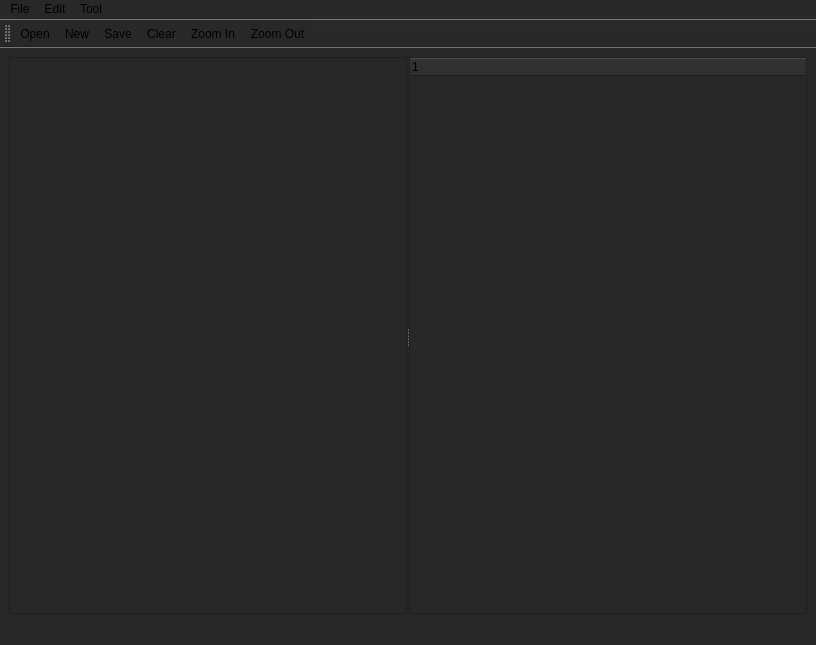
Qt form mainwindow.ui (slip-slap/graphical_model) before a commit.
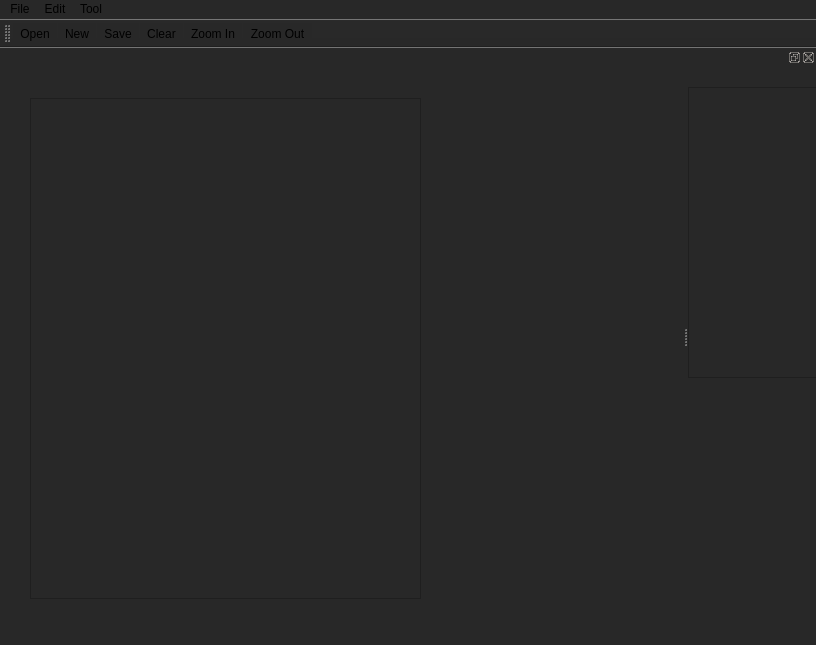
The same form after that commit. Icons and pictures are not drawn. Custom widgets are drawn as their Qt base class.

What changed in the file:
```diff
--- a/mainwindow.ui
+++ b/mainwindow.ui
@@ -29,48 +29,22 @@
    <string notr="true">background-color: rgb(40, 40, 40);</string>
   </property>
   <widget class="QWidget" name="centralwidget">
-   <layout class="QHBoxLayout" name="horizontalLayout">
-    <item>
-     <widget class="QSplitter" name="splitter">
-      <property name="cursor">
-       <cursorShape>SplitHCursor</cursorShape>
-      </property>
-      <property name="styleSheet">
-       <string notr="true"/>
-      </property>
-      <property name="frameShadow">
-       <enum>QFrame::Plain</enum>
-      </property>
-      <property name="orientation">
-       <enum>Qt::Horizontal</enum>
-      </property>
-      <property name="handleWidth">
-       <number>2</number>
-      </property>
-      <widget class="GMGraphicsView" name="graphicsView">
-       <property name="minimumSize">
-        <size>
-         <width>200</width>
-         <height>0</height>
-        </size>
-       </property>
-      </widget>
-      <widget class="QTreeWidget" name="treeWidget">
-       <property name="minimumSize">
-        <size>
-         <width>120</width>
-         <height>0</height>
-        </size>
-       </property>
-       <column>
-        <property name="text">
-         <string notr="true">1</string>
-        </property>
-       </column>
-      </widget>
-     </widget>
-    </item>
-   </layout>
+   <widget class="GMGraphicsView" name="graphicsView">
+    <property name="geometry">
+     <rect>
+      <x>30</x>
+      <y>50</y>
+      <width>391</width>
+      <height>501</height>
+     </rect>
+    </property>
+    <property name="minimumSize">
+     <size>
+      <width>200</width>
+      <height>0</height>
+     </size>
+    </property>
+   </widget>
   </widget>
   <widget class="QMenuBar" name="menubar">
    <property name="geometry">
@@ -131,6 +105,29 @@
    <addaction name="actionZoom_In"/>
    <addaction name="actionZoom_Out"/>
   </widget>
+  <widget class="QDockWidget" name="dockWidget_2">
+   <property name="minimumSize">
+    <size>
+     <width>128</width>
+     <height>38</height>
+    </size>
+   </property>
+   <attribute name="dockWidgetArea">
+    <number>2</number>
+   </attribute>
+   <widget class="QWidget" name="dockWidgetContents_2">
+    <widget class="GMQtListWidget" name="listWidget">
+     <property name="geometry">
+      <rect>
+       <x>0</x>
+       <y>20</y>
+       <width>171</width>
+       <height>291</height>
+      </rect>
+     </property>
+    </widget>
+   </widget>
+  </widget>
   <action name="actionUndo">
    <property name="text">
     <string>Undo</string>
@@ -225,6 +222,11 @@
    <extends>QGraphicsView</extends>
    <header>gmgraphicsview.h</header>
   </customwidget>
+  <customwidget>
+   <class>GMQtListWidget</class>
+   <extends>QListWidget</extends>
+   <header>gmqtlistwidget.h</header>
+  </customwidget>
  </customwidgets>
  <resources>
   <include location="resource.qrc"/>
```
Left out of the diff: 9 changed lines with no effect on the pictures.
